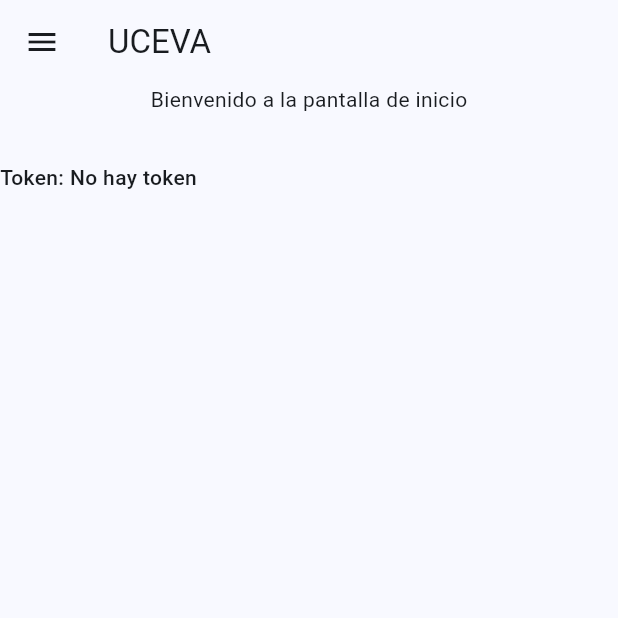
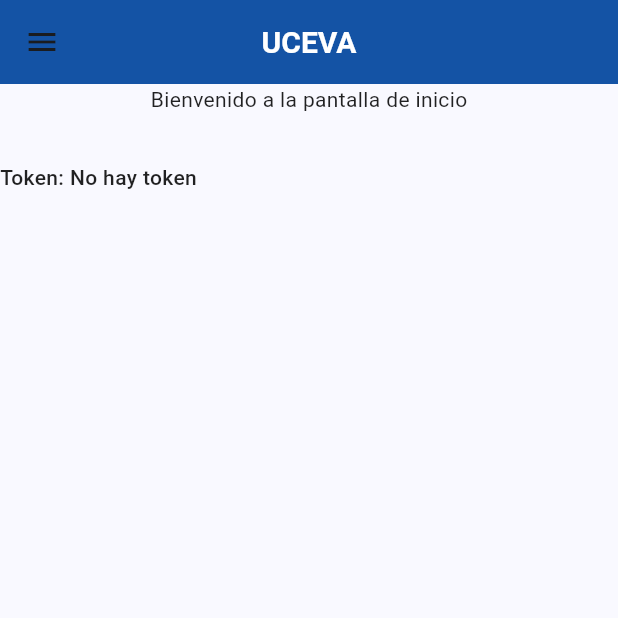
Before and after one commit to Camilo-munozP/Taller-Nav-Wid-Cic, a Flutter app: the screen it shows after launch, on a phone screen of 412 x 824 dp, the top half of it. Run offline on Flutter 3.47's test engine with Material 3 defaults, Android fonts, the phone set to English and light mode, and no system bars; our stand-ins replace flutter_dotenv, go_router, image_picker, shared_preferences.

Commit message:
Cambiar colores

```diff
--- a/lib/main.dart
+++ b/lib/main.dart
@@ -3,6 +3,8 @@ import 'package:flutter/material.dart';
 import 'package:taller_nav/routes/app_router.dart';
 import 'themes/app_theme.dart';
 import 'package:flutter_dotenv/flutter_dotenv.dart';
+import 'package:provider/provider.dart';
+import 'package:taller_nav/provider/theme_provider.dart';
 
 Future<void> main() async {
   WidgetsFlutterBinding.ensureInitialized(); //! Importante para que funcione el dotenv, inicializa el widget
@@ -10,7 +12,20 @@ Future<void> main() async {
   //!carga el archivo .env en la raiz del proyecto
   await dotenv.load(fileName: ".env");
 
-  runApp(const MyApp());
+  runApp(
+    //!multiprovider permite usar varios providers en la app
+    //! en este caso solo se usa el ThemeProvider, pero se pueden agregar más
+    MultiProvider(
+      providers: [
+        ChangeNotifierProvider(
+          //* El provider se encarga de gestionar el color del tema de la app
+          //* y notificar a los widgets que lo usan cuando cambia
+          create: (_) => ThemeProvider(),
+        ),
+      ],
+      child: const MyApp(),
+    ),
+  );
 }
 
 class MyApp extends StatelessWidget {
@@ -18,10 +33,13 @@ class MyApp extends StatelessWidget {
 
   @override
   Widget build(BuildContext context) {
+    //! Obtiene el color actual del ThemeProvider
+    final themeColor = Provider.of<ThemeProvider>(context).color;
     return MaterialApp.router(
+      theme: AppTheme.lightTheme(themeColor),
       title: 'Flutter - Taller',
       routerConfig: appRouter, // Configuración de rutas centralizada
-      theme: AppTheme.lightTheme, // Tema personalizado
+      // Tema personalizado
     );
   }
 }
--- /dev/null
+++ b/lib/provider/theme_provider.dart
@@ -0,0 +1,39 @@
+import 'package:flutter/material.dart';
+import 'package:shared_preferences/shared_preferences.dart';
+
+///! Este provider se encarga de gestionar el color del tema de la aplicación.
+///! Usa "ChangeNotifier" para que los widgets escuchen los cambios y se redibujen.
+class ThemeProvider with ChangeNotifier {
+  Color _color = const Color.fromARGB(255, 20, 83, 165);
+
+  // se usa color get para que el provider pueda acceder al color
+  Color get color => _color;
+
+  /// Constructor: al iniciar el provider, carga el color desde SharedPreferences
+  ThemeProvider() {
+    _loadColor(); // Al iniciar, busca si ya hay un color guardado
+  }
+
+  //! se encarga de cargar el color guardado en "shared_preferences"
+  /// Carga el color guardado en SharedPreferences al iniciar la aplicación.
+  Future<void> _loadColor() async {
+    final prefs = await SharedPreferences.getInstance();
+    final colorGuardado = prefs.getString('color');
+    if (colorGuardado != null) {
+      // share preferences guarda el color como un string, por lo que se convierte a int
+      // y luego a Color, se hace con el fin de que el color se guarde en formato hexadecimal
+      _color = Color(int.parse(colorGuardado));
+      notifyListeners(); // Notifica para que se actualice la interfaz
+    }
+  }
+
+  //! se encarga de cambiar el color del tema y guardarlo en "shared_preferences"
+  Future<void> setColor(Color newColor) async {
+    _color = newColor; // Asigna el nuevo color
+    notifyListeners(); // Notifica a los widgets que usan este color
+
+    // Guarda el color en `shared_preferences` como un entero (hexadecimal)
+    final prefs = await SharedPreferences.getInstance();
+    await prefs.setString('color', newColor.toARGB32().toString());
+  }
+}
--- a/lib/routes/app_router.dart
+++ b/lib/routes/app_router.dart
@@ -15,6 +15,7 @@ import 'package:taller_nav/views/establecimientos/establecimiento_edit_view.dart
 import 'package:taller_nav/views/auth/login_page.dart';
 import 'package:taller_nav/views/auth/register_page.dart';
 import 'package:taller_nav/views/profile_view.dart';
+import 'package:taller_nav/views/provider/change_theme_view.dart';
 
 final GoRouter appRouter = GoRouter(
   routes: [
@@ -82,5 +83,10 @@ final GoRouter appRouter = GoRouter(
       name: 'register',
       builder: (context, state) => const RegisterPage(),
     ),
+    GoRoute(
+      path: '/cambiar_tema',
+      name: 'cambiar_tema',
+      builder: (context, state) => const ChangeThemeView(),
+    ),
   ],
 );
--- a/lib/themes/app_theme.dart
+++ b/lib/themes/app_theme.dart
@@ -1,9 +1,33 @@
 import 'package:flutter/material.dart';
 
 class AppTheme {
-  static final ThemeData lightTheme = ThemeData(
-    primarySwatch: Colors.blue,
-    colorScheme: ColorScheme.fromSeed(seedColor: Colors.blue),
-    useMaterial3: true,
-  );
+  //! Método para obtener el tema claro
+  //! Ahora recibe un color dinámico como parámetro, proveniente del Provider
+  static ThemeData lightTheme(Color seedColor) {
+    return ThemeData(
+      colorScheme: ColorScheme.fromSeed(
+        seedColor: seedColor, //! Color dinámico desde el Provider
+        brightness: Brightness.light, // Tema claro
+      ),
+      useMaterial3: true,
+      appBarTheme: AppBarTheme(
+        centerTitle: true,
+        elevation: 0,
+        backgroundColor: seedColor, // Color dinámico del AppBar
+        titleTextStyle: const TextStyle(
+          color: Colors.white, // Texto blanco para el AppBar
+          fontSize: 20,
+          fontWeight: FontWeight.bold,
+        ),
+      ),
+      drawerTheme: const DrawerThemeData(
+        elevation: 0,
+        backgroundColor: Colors.white, // Fondo del Drawer
+      ),
+      textTheme: const TextTheme(
+        bodyLarge: TextStyle(color: Colors.black87), // Estilo de texto
+        bodyMedium: TextStyle(color: Colors.black87),
+      ),
+    );
+  }
 }
--- a/pubspec.yaml
+++ b/pubspec.yaml
@@ -40,6 +40,7 @@ dependencies:
   flutter_dotenv: ^5.2.1
   image_picker: ^1.1.2
   shared_preferences: ^2.5.3
+  provider: ^6.1.4
 dev_dependencies:
   flutter_test:
     sdk: flutter
```
Also changed, not shown: lib/views/custom_drawer.dart (+8 -0 lines), lib/views/provider/change_theme_view.dart (added, +54 -0 lines), pubspec.lock.
